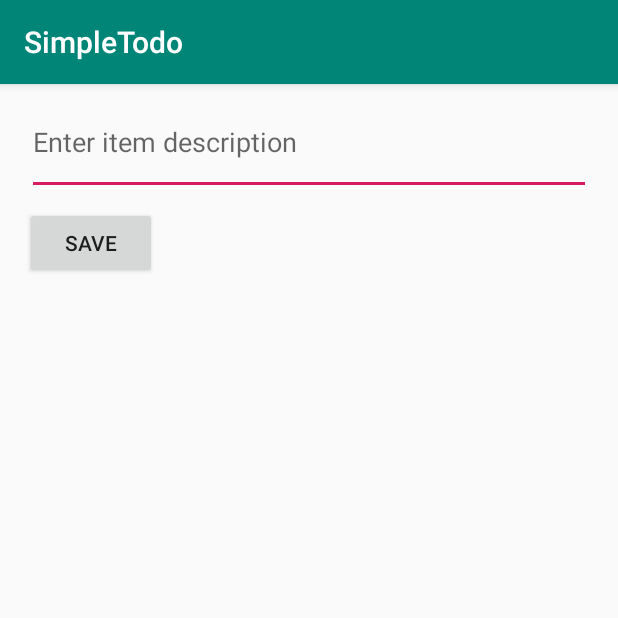
After one commit to keitawrigley/SimpleTodo, an Android app: the EditItemActivity screen opened directly, with no data from a screen before it, on a phone screen of 412 x 824 dp, the top half of it. The commit adds this screen. Run offline under Robolectric (Android 15) with nearby library versions, the phone set to English and light mode, and no system bars.

Commit message:
Implement edit item feature

```diff
--- a/app/src/main/AndroidManifest.xml
+++ b/app/src/main/AndroidManifest.xml
@@ -9,7 +9,8 @@
         android:roundIcon="@mipmap/ic_launcher_round"
         android:supportsRtl="true"
         android:theme="@style/AppTheme">
-        <activity android:name=".Main2Activity"></activity>
+        <activity android:name=".EditItemActivity"></activity>
+        <activity android:name=".Main2Activity" />
         <activity android:name=".MainActivity">
             <intent-filter>
                 <action android:name="android.intent.action.MAIN" />
--- /dev/null
+++ b/app/src/main/java/com/example/simpletodo/EditItemActivity.java
@@ -0,0 +1,14 @@
+package com.example.simpletodo;
+
+import androidx.appcompat.app.AppCompatActivity;
+
+import android.os.Bundle;
+
+public class EditItemActivity extends AppCompatActivity {
+
+    @Override
+    protected void onCreate(Bundle savedInstanceState) {
+        super.onCreate(savedInstanceState);
+        setContentView(R.layout.activity_edit_item);
+    }
+}
--- /dev/null
+++ b/app/src/main/res/layout/activity_edit_item.xml
@@ -0,0 +1,36 @@
+<?xml version="1.0" encoding="utf-8"?>
+<androidx.constraintlayout.widget.ConstraintLayout xmlns:android="http://schemas.android.com/apk/res/android"
+    xmlns:app="http://schemas.android.com/apk/res-auto"
+    xmlns:tools="http://schemas.android.com/tools"
+    android:layout_width="match_parent"
+    android:layout_height="match_parent"
+    tools:context=".EditItemActivity">
+
+    <EditText
+        android:id="@+id/etItemText"
+        android:layout_width="376dp"
+        android:layout_height="58dp"
+        android:layout_marginTop="16dp"
+        android:ems="10"
+        android:gravity="start|top"
+        android:hint="Enter item description"
+        android:inputType="textMultiLine"
+        app:layout_constraintEnd_toEndOf="parent"
+        app:layout_constraintStart_toStartOf="parent"
+        app:layout_constraintTop_toTopOf="parent" />
+
+    <Button
+        android:id="@+id/button"
+        android:layout_width="wrap_content"
+        android:layout_height="wrap_content"
+        android:layout_marginStart="24dp"
+        android:layout_marginLeft="24dp"
+        android:layout_marginTop="8dp"
+        android:layout_marginEnd="315dp"
+        android:layout_marginRight="315dp"
+        android:onClick="onSaveItem"
+        android:text="Save"
+        app:layout_constraintEnd_toEndOf="parent"
+        app:layout_constraintStart_toStartOf="parent"
+        app:layout_constraintTop_toBottomOf="@+id/etItemText" />
+</androidx.constraintlayout.widget.ConstraintLayout>
```
Also changed, not shown: app/src/main/java/com/example/simpletodo/Main2Activity.java (+50 -0 lines).
